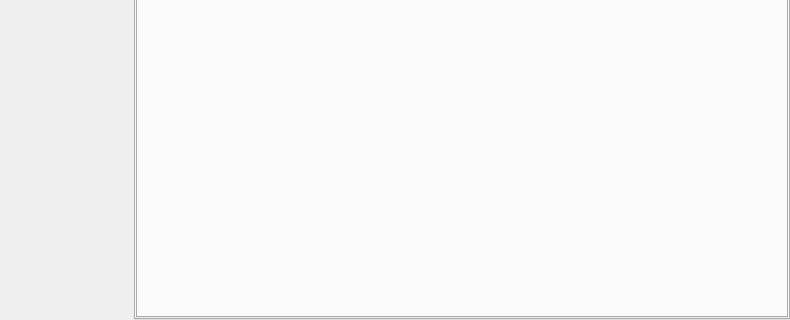
Before: the Qt Designer form src/formMainWindow.ui in vkohaupt/vokoscreenNG, drawn with Qt 5; both pictures show x 0 to 790 and y 180 to 500 of the 790 by 500 pixel window.
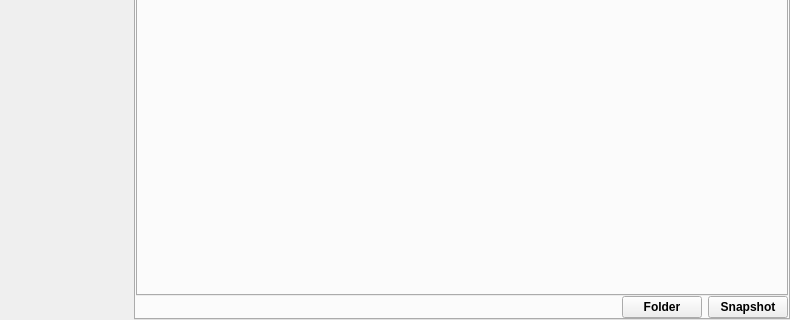
After: the same form once the commit is applied. The open tabs and pages were chosen to show the change. Icons and pictures are not drawn.

Commit message: Snapshot: add button folder and snapshot

The edit to the form file:
```diff
--- a/src/formMainWindow.ui
+++ b/src/formMainWindow.ui
@@ -4148,6 +4148,52 @@
             </widget>
            </widget>
           </item>
+          <item>
+           <layout class="QGridLayout" name="gridLayout_12">
+            <item row="0" column="2">
+             <widget class="QPushButton" name="pushButtonSnapshotSnapshot">
+              <property name="font">
+               <font>
+                <weight>75</weight>
+                <bold>true</bold>
+               </font>
+              </property>
+              <property name="text">
+               <string>Snapshot</string>
+              </property>
+             </widget>
+            </item>
+            <item row="0" column="0">
+             <spacer name="horizontalSpacer_31">
+              <property name="orientation">
+               <enum>Qt::Horizontal</enum>
+              </property>
+              <property name="sizeHint" stdset="0">
+               <size>
+                <width>40</width>
+                <height>20</height>
+               </size>
+              </property>
+             </spacer>
+            </item>
+            <item row="0" column="1">
+             <widget class="QPushButton" name="pushButtonSnapshotOpenfolder">
+              <property name="font">
+               <font>
+                <weight>75</weight>
+                <bold>true</bold>
+               </font>
+              </property>
+              <property name="toolTip">
+               <string>Open folder</string>
+              </property>
+              <property name="text">
+               <string>Folder</string>
+              </property>
+             </widget>
+            </item>
+           </layout>
+          </item>
          </layout>
         </item>
        </layout>
```
Left out of the diff: 10 changed lines with no effect on the pictures. The commit also changes 4 other files.
